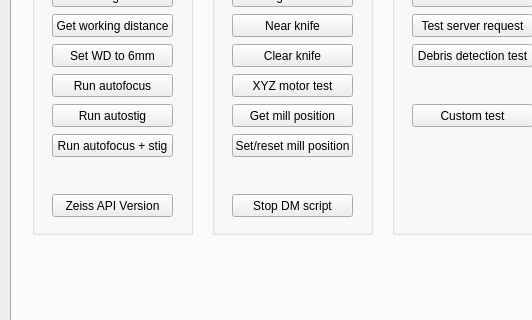
Before: the Qt Designer form gui/main_window.ui in SBEMimage/SBEMimage, drawn with Qt 5; both pictures show x 0 to 532 and y 180 to 500 of the 711 by 950 pixel window.
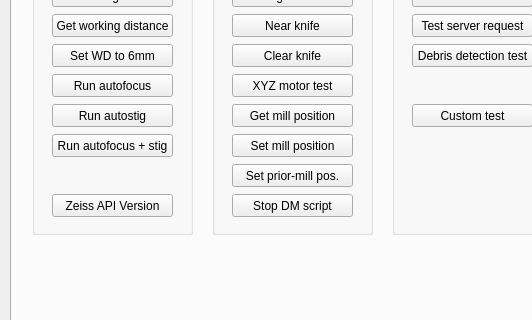
After: the same form once the commit is applied. The open tabs and pages were chosen to show the change.

The edit to the form file:
```diff
--- a/gui/main_window.ui
+++ b/gui/main_window.ui
@@ -1908,7 +1908,20 @@
         </rect>
        </property>
        <property name="text">
-        <string>Set/reset mill position</string>
+        <string>Set mill position</string>
+       </property>
+      </widget>
+      <widget class="QPushButton" name="pushButton_testMovePriorMillPos">
+       <property name="geometry">
+        <rect>
+         <x>20</x>
+         <y>240</y>
+         <width>121</width>
+         <height>23</height>
+        </rect>
+       </property>
+       <property name="text">
+        <string>Set prior-mill pos.</string>
        </property>
       </widget>
      </widget>
```
Left out of the diff: 1 changed line with no effect on the pictures.
